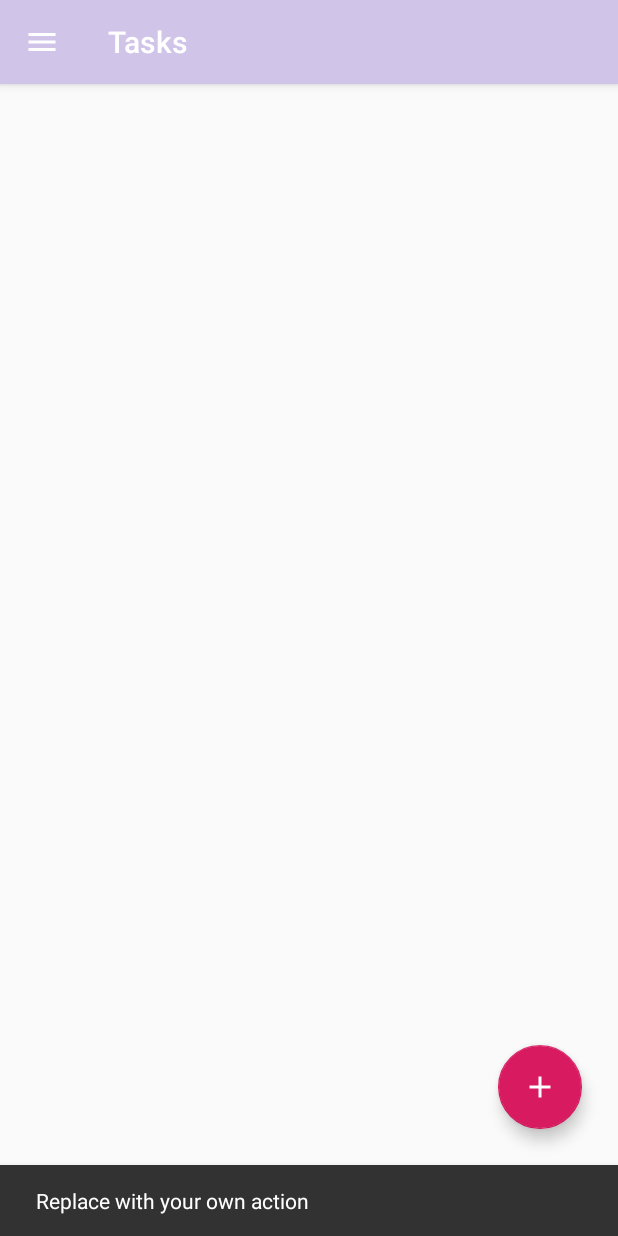
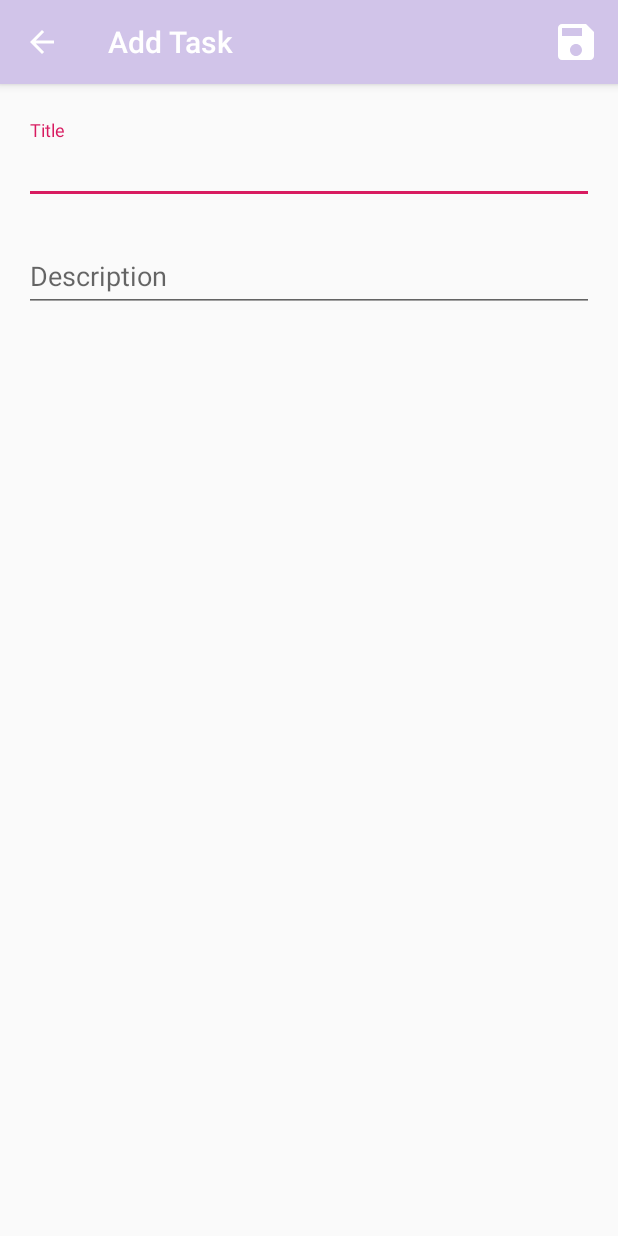
Before and after one commit to BubllbuB/Planner, an Android app: the screen it shows after launch (MainActivity before the commit, AddTaskActivity after it), after a tap on an icon or button, on a phone screen of 412 x 824 dp. Run offline under Robolectric (Android 15) with nearby library versions, the phone set to English and light mode, and no system bars.

Commit message:
Add task activity

```diff
--- a/app/build.gradle
+++ b/app/build.gradle
@@ -24,7 +24,7 @@ android {
 
 dependencies {
     implementation fileTree(dir: 'libs', include: ['*.jar'])
-    implementation"org.jetbrains.kotlin:kotlin-stdlib-jdk7:$kotlin_version"
+    implementation "org.jetbrains.kotlin:kotlin-stdlib-jdk7:$kotlin_version"
     implementation 'com.android.support:appcompat-v7:28.0.0'
     implementation 'com.android.support.constraint:constraint-layout:1.1.3'
     implementation 'com.android.support:design:28.0.0'
--- a/app/src/main/AndroidManifest.xml
+++ b/app/src/main/AndroidManifest.xml
@@ -9,6 +9,8 @@
             android:roundIcon="@mipmap/ic_launcher_round"
             android:supportsRtl="true"
             android:theme="@style/AppTheme">
+        <activity android:name=".AddTaskActivity">
+        </activity>
         <activity
                 android:name=".MainActivity"
                 android:label="@string/app_name"
--- /dev/null
+++ b/app/src/main/java/com/example/planner/AddTaskActivity.kt
@@ -0,0 +1,45 @@
+package com.example.planner
+
+import android.os.Bundle
+import android.support.v7.app.ActionBar
+import android.support.v7.app.AppCompatActivity
+import android.view.Menu
+import android.view.MenuItem
+
+
+class AddTaskActivity : AppCompatActivity() {
+
+    override fun onCreate(savedInstanceState: Bundle?) {
+        super.onCreate(savedInstanceState)
+        setContentView(R.layout.activity_add_task)
+
+        val actionbar: ActionBar? = supportActionBar
+        actionbar?.apply {
+            title = intent.getStringExtra("TitleActionBar")
+            setDisplayHomeAsUpEnabled(true)
+            setDisplayShowHomeEnabled(true)
+            setHomeAsUpIndicator(R.drawable.ic_arrow_back)
+        }
+    }
+
+    override fun onSupportNavigateUp(): Boolean {
+        onBackPressed()
+        return true
+    }
+
+    override fun onCreateOptionsMenu(menu: Menu): Boolean {
+        menuInflater.inflate(R.menu.toolbar, menu)
+        return true
+    }
+
+    override fun onOptionsItemSelected(item: MenuItem): Boolean {
+        return when (item.itemId) {
+            R.id.saveTaskButton -> {
+                setResult(RESULT_OK)
+                finish()
+                true
+            }
+            else -> super.onOptionsItemSelected(item)
+        }
+    }
+}
--- a/app/src/main/java/com/example/planner/MainActivity.kt
+++ b/app/src/main/java/com/example/planner/MainActivity.kt
@@ -1,20 +1,22 @@
 package com.example.planner
 
+import android.app.Activity
 import android.content.Context
+import android.content.Intent
 import android.os.Bundle
-import android.support.design.widget.Snackbar
 import android.support.v4.view.GravityCompat
 import android.support.v4.widget.DrawerLayout
 import android.support.v7.app.ActionBar
 import android.support.v7.app.AppCompatActivity
 import android.view.MenuItem
 import android.widget.TabHost
+import android.widget.Toast
 import kotlinx.android.synthetic.main.activity_main.*
 
+const val ADD_TASK = 1
 
 class MainActivity : AppCompatActivity() {
     private lateinit var drawerLayout: DrawerLayout
-
 
     override fun onCreate(savedInstanceState: Bundle?) {
         super.onCreate(savedInstanceState)
@@ -29,9 +31,10 @@ class MainActivity : AppCompatActivity() {
 
         drawerLayout = findViewById(R.id.drawer_layout)
 
-        fab.setOnClickListener { view ->
-            Snackbar.make(view, "Replace with your own action", Snackbar.LENGTH_LONG)
-                .setAction("Action", null).show()
+        fab.setOnClickListener {
+            val intent = Intent(this, AddTaskActivity::class.java)
+            intent.putExtra("TitleActionBar", "Add Task")
+            startActivityForResult(intent, ADD_TASK)
         }
 
         val tabHost = findViewById<TabHost>(R.id.tabHost)
@@ -45,8 +48,12 @@ class MainActivity : AppCompatActivity() {
             android.R.drawable.star_on,
             R.id.tab1
         )
+    }
 
-
+    override fun onActivityResult(requestCode: Int, resultCode: Int, data: Intent?) {
+        if (requestCode == ADD_TASK && resultCode == Activity.RESULT_OK) {
+            Toast.makeText(this,"Save task",Toast.LENGTH_SHORT).show()
+        }
     }
 
     override fun onOptionsItemSelected(item: MenuItem): Boolean {
@@ -66,5 +73,4 @@ class MainActivity : AppCompatActivity() {
         tabSpec.setIndicator(titleString, context.resources.getDrawable(icon, null))
         tabHost.addTab(tabSpec)
     }
-
 }
--- /dev/null
+++ b/app/src/main/res/drawable/ic_arrow_back.xml
@@ -0,0 +1,5 @@
+<vector android:height="24dp" android:tint="#FFFFFF"
+    android:viewportHeight="24.0" android:viewportWidth="24.0"
+    android:width="24dp" xmlns:android="http://schemas.android.com/apk/res/android">
+    <path android:fillColor="#FF000000" android:pathData="M20,11H7.83l5.59,-5.59L12,4l-8,8 8,8 1.41,-1.41L7.83,13H20v-2z"/>
+</vector>
--- /dev/null
+++ b/app/src/main/res/drawable/ic_save.xml
@@ -0,0 +1,5 @@
+<vector android:height="36dp" android:tint="#FFFFFF"
+    android:viewportHeight="24.0" android:viewportWidth="24.0"
+    android:width="36dp" xmlns:android="http://schemas.android.com/apk/res/android">
+    <path android:fillColor="#FF000000" android:pathData="M17,3L5,3c-1.11,0 -2,0.9 -2,2v14c0,1.1 0.89,2 2,2h14c1.1,0 2,-0.9 2,-2L21,7l-4,-4zM12,19c-1.66,0 -3,-1.34 -3,-3s1.34,-3 3,-3 3,1.34 3,3 -1.34,3 -3,3zM15,9L5,9L5,5h10v4z"/>
+</vector>
--- /dev/null
+++ b/app/src/main/res/layout/activity_add_task.xml
@@ -0,0 +1,43 @@
+<?xml version="1.0" encoding="utf-8"?>
+<android.support.constraint.ConstraintLayout
+        xmlns:android="http://schemas.android.com/apk/res/android"
+        xmlns:tools="http://schemas.android.com/tools"
+        xmlns:app="http://schemas.android.com/apk/res-auto"
+        android:layout_width="match_parent"
+        android:layout_height="match_parent"
+        tools:context=".AddTaskActivity">
+
+    <android.support.design.widget.TextInputLayout
+            android:id="@+id/taskTitleTextLayout"
+            android:layout_width="0dp"
+            android:layout_height="wrap_content"
+            android:layout_marginTop="24dp"
+            app:layout_constraintStart_toStartOf="parent"
+            android:layout_marginStart="16dp"
+            app:layout_constraintEnd_toEndOf="parent"
+            android:layout_marginEnd="16dp"
+            app:layout_constraintTop_toTopOf="parent">
+
+        <android.support.design.widget.TextInputEditText
+                android:layout_width="match_parent"
+                android:layout_height="wrap_content"
+                android:hint="@string/taskAddTitle"/>
+    </android.support.design.widget.TextInputLayout>
+
+    <android.support.design.widget.TextInputLayout
+            android:id="@+id/taskDescriptionTextLayout"
+            android:layout_width="0dp"
+            android:layout_height="wrap_content"
+            android:layout_marginTop="16dp"
+            app:layout_constraintStart_toStartOf="parent"
+            android:layout_marginStart="16dp"
+            app:layout_constraintEnd_toEndOf="parent"
+            android:layout_marginEnd="16dp"
+            app:layout_constraintTop_toBottomOf="@+id/taskTitleTextLayout">
+
+        <android.support.design.widget.TextInputEditText
+                android:layout_width="match_parent"
+                android:layout_height="wrap_content"
+                android:hint="@string/taskAddDescription"/>
+    </android.support.design.widget.TextInputLayout>
+</android.support.constraint.ConstraintLayout>
--- /dev/null
+++ b/app/src/main/res/menu/toolbar.xml
@@ -0,0 +1,10 @@
+<?xml version="1.0" encoding="utf-8"?>
+<menu xmlns:android="http://schemas.android.com/apk/res/android"
+      xmlns:app="http://schemas.android.com/apk/res-auto">
+    <item
+            android:id="@+id/saveTaskButton"
+            android:icon="@drawable/ic_save"
+            android:title="save"
+            app:showAsAction="always"
+            android:orderInCategory="0"/>
+</menu>
--- a/app/src/main/res/values/strings.xml
+++ b/app/src/main/res/values/strings.xml
@@ -6,4 +6,7 @@
     <string name="tasksNavMenuTitle">Tasks</string>
     <string name="menuNavMenuTitle">Menu</string>
     <string name="textTabAllTasks">All</string>
+    <string name="addTaskToolbarTitle">Task</string>
+    <string name="taskAddTitle">Title</string>
+    <string name="taskAddDescription">Description</string>
 </resources>
```
